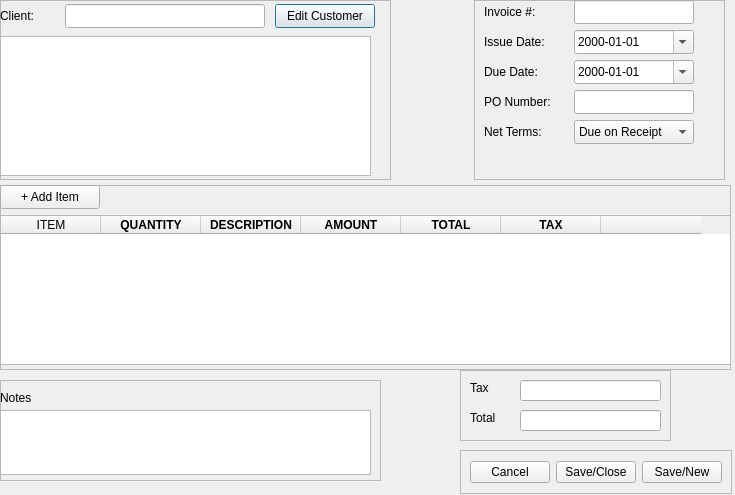
The window that Qt Invoicing App/OSI-Invoicing/addinvoicedialog.ui (RyanPowellBeard/Portfolio) describes before a commit, drawn with Qt 5.
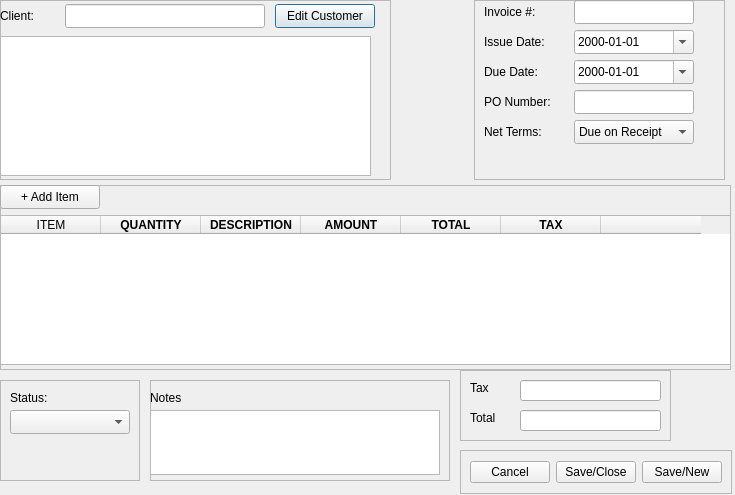
The same window after the commit.

Patch:
```diff
--- a/Qt Invoicing App/OSI-Invoicing/addinvoicedialog.ui
+++ b/Qt Invoicing App/OSI-Invoicing/addinvoicedialog.ui
@@ -369,12 +369,54 @@
     </column>
    </widget>
   </widget>
-  <widget class="QFrame" name="Notes_Frame">
+  <widget class="QFrame" name="Status_Frame">
    <property name="geometry">
     <rect>
      <x>0</x>
      <y>380</y>
-     <width>381</width>
+     <width>140</width>
+     <height>101</height>
+    </rect>
+   </property>
+   <property name="frameShape">
+    <enum>QFrame::Shape::StyledPanel</enum>
+   </property>
+   <property name="frameShadow">
+    <enum>QFrame::Shadow::Raised</enum>
+   </property>
+   <widget class="QLabel" name="Status_Label">
+    <property name="geometry">
+     <rect>
+      <x>10</x>
+      <y>10</y>
+      <width>56</width>
+      <height>16</height>
+     </rect>
+    </property>
+    <property name="text">
+     <string>Status:</string>
+    </property>
+    <property name="buddy">
+     <cstring>InvoiceStatus_ComboBox</cstring>
+    </property>
+   </widget>
+   <widget class="QComboBox" name="InvoiceStatus_ComboBox">
+    <property name="geometry">
+     <rect>
+      <x>10</x>
+      <y>30</y>
+      <width>120</width>
+      <height>24</height>
+     </rect>
+    </property>
+   </widget>
+  </widget>
+  <widget class="QFrame" name="Notes_Frame">
+   <property name="geometry">
+    <rect>
+     <x>150</x>
+     <y>380</y>
+     <width>300</width>
      <height>101</height>
     </rect>
    </property>
@@ -405,7 +447,7 @@
      <rect>
       <x>0</x>
       <y>30</y>
-      <width>371</width>
+      <width>290</width>
       <height>65</height>
      </rect>
     </property>
```
